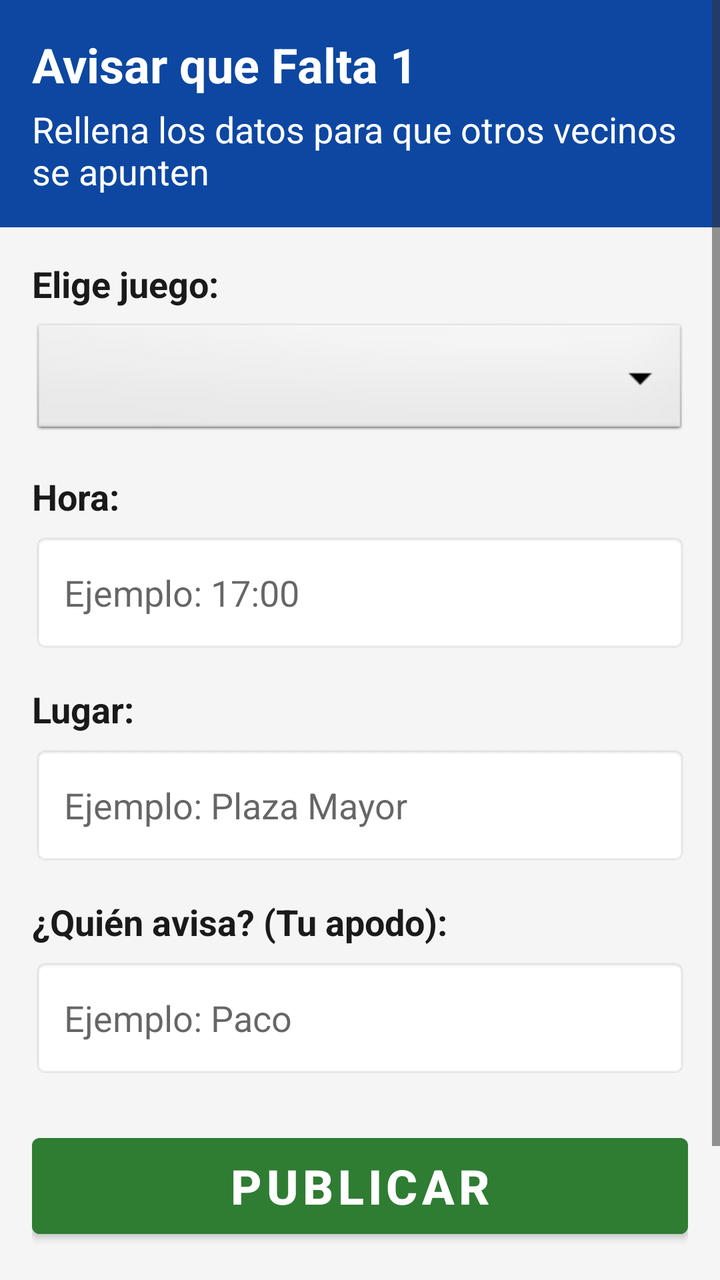
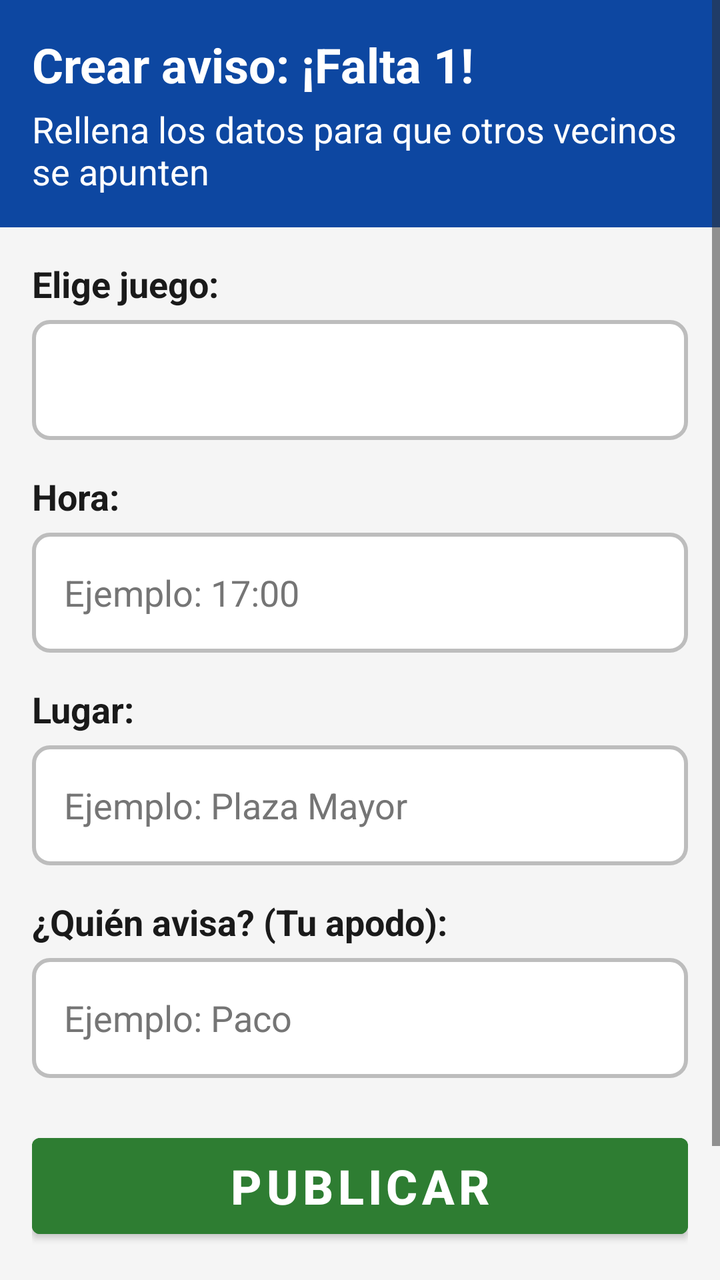

Compare the two renders of this Android layout. The source of the first and the diff that turns it into the second are given below.
<!-- AndroidManifest.xml: application theme Theme.FaltaUno -->
<!-- res/layout/activity_nueva_partida.xml -->
<?xml version="1.0" encoding="utf-8"?>
<ScrollView xmlns:android="http://schemas.android.com/apk/res/android"
    xmlns:tools="http://schemas.android.com/tools"
    android:layout_width="match_parent"
    android:layout_height="match_parent"
    android:fillViewport="true"
    tools:context=".ui.NuevaPartidaActivity">

    <LinearLayout
        android:layout_width="match_parent"
        android:layout_height="wrap_content"
        android:orientation="vertical">

        
        <LinearLayout
            android:layout_width="match_parent"
            android:layout_height="wrap_content"
            android:background="@color/color_primario"
            android:orientation="vertical"
            android:padding="@dimen/padding_general">

            <TextView
                android:layout_width="match_parent"
                android:layout_height="wrap_content"
                android:text="@string/titulo_nueva_partida"
                android:textColor="@color/color_texto_blanco"
                android:textSize="@dimen/texto_titulo"
                android:textStyle="bold" />

            <TextView
                android:layout_width="match_parent"
                android:layout_height="wrap_content"
                android:layout_marginTop="4dp"
                android:text="@string/subtitulo_nueva_partida"
                android:textColor="@color/color_texto_blanco"
                android:textSize="@dimen/texto_base" />

        </LinearLayout>

        
        <LinearLayout
            android:layout_width="match_parent"
            android:layout_height="wrap_content"
            android:orientation="vertical"
            android:padding="@dimen/padding_general">

            
            <TextView
                android:layout_width="match_parent"
                android:layout_height="wrap_content"
                android:text="@string/etiqueta_elige_juego"
                android:textColor="@color/color_texto_principal"
                android:textSize="@dimen/texto_base"
                android:textStyle="bold" />

            <Spinner
                android:id="@+id/spJuegos"
                android:layout_width="match_parent"
                android:layout_height="@dimen/btn_min_tamano"
                android:layout_marginTop="6dp"
                android:layout_marginBottom="@dimen/padding_general"
                android:background="@android:drawable/btn_dropdown"
                android:contentDescription="@string/etiqueta_elige_juego"
                android:paddingStart="@dimen/padding_pequeno"
                android:paddingEnd="@dimen/padding_pequeno" />

            
            <TextView
                android:layout_width="match_parent"
                android:layout_height="wrap_content"
                android:text="@string/etiqueta_hora"
                android:textColor="@color/color_texto_principal"
                android:textSize="@dimen/texto_base"
                android:textStyle="bold" />

            <EditText
                android:id="@+id/etHoraPartida"
                android:layout_width="match_parent"
                android:layout_height="@dimen/btn_min_tamano"
                android:layout_marginTop="6dp"
                android:layout_marginBottom="@dimen/padding_general"
                android:background="@android:drawable/editbox_background"
                android:hint="@string/pista_hora"
                android:importantForAutofill="no"
                android:inputType="time"
                android:paddingStart="@dimen/padding_general"
                android:paddingEnd="@dimen/padding_general"
                android:textColor="@color/color_texto_principal"
                android:textSize="@dimen/texto_base" />

            
            <TextView
                android:layout_width="match_parent"
                android:layout_height="wrap_content"
                android:text="@string/etiqueta_lugar"
                android:textColor="@color/color_texto_principal"
                android:textSize="@dimen/texto_base"
                android:textStyle="bold" />

            <EditText
                android:id="@+id/etLugarPartida"
                android:layout_width="match_parent"
                android:layout_height="@dimen/btn_min_tamano"
                android:layout_marginTop="6dp"
                android:layout_marginBottom="@dimen/padding_general"
                android:background="@android:drawable/editbox_background"
                android:hint="@string/pista_lugar"
                android:importantForAutofill="no"
                android:inputType="textCapWords"
                android:paddingStart="@dimen/padding_general"
                android:paddingEnd="@dimen/padding_general"
                android:textColor="@color/color_texto_principal"
                android:textSize="@dimen/texto_base" />

            
            <TextView
                android:layout_width="match_parent"
                android:layout_height="wrap_content"
                android:text="@string/etiqueta_creador"
                android:textColor="@color/color_texto_principal"
                android:textSize="@dimen/texto_base"
                android:textStyle="bold" />

            <EditText
                android:id="@+id/etCreadorPartida"
                android:layout_width="match_parent"
                android:layout_height="@dimen/btn_min_tamano"
                android:layout_marginTop="6dp"
                android:layout_marginBottom="@dimen/padding_grande"
                android:background="@android:drawable/editbox_background"
                android:hint="@string/pista_creador"
                android:importantForAutofill="no"
                android:inputType="textPersonName"
                android:paddingStart="@dimen/padding_general"
                android:paddingEnd="@dimen/padding_general"
                android:textColor="@color/color_texto_principal"
                android:textSize="@dimen/texto_base" />

            
            <Button
                android:id="@+id/btnPublicarPartida"
                android:layout_width="match_parent"
                android:layout_height="@dimen/btn_min_tamano"
                android:backgroundTint="@color/color_verde_apunto"
                android:text="@string/accion_publicar"
                android:textColor="@color/color_texto_blanco"
                android:textSize="@dimen/texto_titulo"
                android:textStyle="bold" />

            
            <Button
                android:id="@+id/btnVolverAtras"
                android:layout_width="match_parent"
                android:layout_height="@dimen/btn_min_tamano"
                android:layout_marginTop="@dimen/padding_general"
                android:backgroundTint="@color/color_gris_lleno"
                android:text="@string/accion_volver"
                android:textColor="@color/color_texto_blanco"
                android:textSize="@dimen/texto_base" />

        </LinearLayout>

    </LinearLayout>

</ScrollView>
<!-- resources referenced by this layout -->
<resources>
  <color name="color_gris_lleno">#757575</color>
  <color name="color_primario">#0D47A1</color>
  <color name="color_texto_blanco">#FFFFFF</color>
  <color name="color_texto_principal">#1A1A1A</color>
  <color name="color_verde_apunto">#2E7D32</color>
  <dimen name="btn_min_tamano">60dp</dimen>
  <dimen name="padding_general">16dp</dimen>
  <dimen name="padding_grande">24dp</dimen>
  <dimen name="padding_pequeno">8dp</dimen>
  <dimen name="texto_base">18sp</dimen>
  <dimen name="texto_titulo">24sp</dimen>
  <string name="accion_publicar">Publicar</string>
  <string name="accion_volver">Volver atrás</string>
  <string name="etiqueta_creador">¿Quién avisa? (Tu apodo):</string>
  <string name="etiqueta_elige_juego">Elige juego:</string>
  <string name="etiqueta_hora">Hora:</string>
  <string name="etiqueta_lugar">Lugar:</string>
  <string name="pista_creador">Ejemplo: Paco</string>
  <string name="pista_hora">Ejemplo: 17:00</string>
  <string name="pista_lugar">Ejemplo: Plaza Mayor</string>
  <string name="subtitulo_nueva_partida">Rellena los datos para que otros vecinos se apunten</string>
  <string name="titulo_nueva_partida">Avisar que Falta 1</string>
  <style name="Theme.FaltaUno" parent="Theme.MaterialComponents.Light.NoActionBar">
          
          <item name="colorPrimary">@color/color_primario</item>
          <item name="colorPrimaryVariant">@color/color_primario_oscuro</item>
          <item name="colorOnPrimary">@color/color_texto_blanco</item>
  
          
          <item name="colorSecondary">@color/color_secundario</item>
          <item name="colorOnSecondary">@color/color_texto_blanco</item>
  
          
          <item name="android:windowBackground">@color/color_fondo</item>
          <item name="android:textColorPrimary">@color/color_texto_principal</item>
          <item name="android:textColorSecondary">@color/color_texto_secundario</item>
  
          
          <item name="android:statusBarColor">@color/color_primario_oscuro</item>
          <item name="android:windowLightStatusBar">false</item>
      </style>
  <color name="color_primario_oscuro">#002171</color>
  <color name="color_secundario">#1976D2</color>
  <color name="color_fondo">#F5F5F5</color>
  <color name="color_texto_secundario">#333333</color>
</resources>

<!-- the commit's change to res/layout/activity_nueva_partida.xml (unified diff, before → after) -->
@@ -59,10 +59,9 @@
                 android:layout_height="@dimen/btn_min_tamano"
                 android:layout_marginTop="6dp"
                 android:layout_marginBottom="@dimen/padding_general"
-                android:background="@android:drawable/btn_dropdown"
+                android:background="@drawable/fondo_campo"
                 android:contentDescription="@string/etiqueta_elige_juego"
-                android:paddingStart="@dimen/padding_pequeno"
-                android:paddingEnd="@dimen/padding_pequeno" />
+                android:popupBackground="@color/color_fondo_tarjeta" />
 
             
             <TextView
@@ -79,13 +78,14 @@
                 android:layout_height="@dimen/btn_min_tamano"
                 android:layout_marginTop="6dp"
                 android:layout_marginBottom="@dimen/padding_general"
-                android:background="@android:drawable/editbox_background"
+                android:background="@drawable/fondo_campo"
                 android:hint="@string/pista_hora"
                 android:importantForAutofill="no"
                 android:inputType="time"
                 android:paddingStart="@dimen/padding_general"
                 android:paddingEnd="@dimen/padding_general"
                 android:textColor="@color/color_texto_principal"
+                android:textColorHint="@color/color_gris_lleno"
                 android:textSize="@dimen/texto_base" />
 
             
@@ -103,13 +103,14 @@
                 android:layout_height="@dimen/btn_min_tamano"
                 android:layout_marginTop="6dp"
                 android:layout_marginBottom="@dimen/padding_general"
-                android:background="@android:drawable/editbox_background"
+                android:background="@drawable/fondo_campo"
                 android:hint="@string/pista_lugar"
                 android:importantForAutofill="no"
                 android:inputType="textCapWords"
                 android:paddingStart="@dimen/padding_general"
                 android:paddingEnd="@dimen/padding_general"
                 android:textColor="@color/color_texto_principal"
+                android:textColorHint="@color/color_gris_lleno"
                 android:textSize="@dimen/texto_base" />
 
             
@@ -127,13 +128,14 @@
                 android:layout_height="@dimen/btn_min_tamano"
                 android:layout_marginTop="6dp"
                 android:layout_marginBottom="@dimen/padding_grande"
-                android:background="@android:drawable/editbox_background"
+                android:background="@drawable/fondo_campo"
                 android:hint="@string/pista_creador"
                 android:importantForAutofill="no"
                 android:inputType="textPersonName"
                 android:paddingStart="@dimen/padding_general"
                 android:paddingEnd="@dimen/padding_general"
                 android:textColor="@color/color_texto_principal"
+                android:textColorHint="@color/color_gris_lleno"
                 android:textSize="@dimen/texto_base" />
 
             
<!-- resource entries referenced after the edit -->
@@ -1,5 +1,6 @@
 <!-- resources referenced by this layout -->
 <resources>
+  <color name="color_fondo_tarjeta">#FFFFFF</color>
   <color name="color_gris_lleno">#757575</color>
   <color name="color_primario">#0D47A1</color>
   <color name="color_texto_blanco">#FFFFFF</color>
@@ -9,8 +10,34 @@
   <dimen name="padding_general">16dp</dimen>
   <dimen name="padding_grande">24dp</dimen>
   <dimen name="padding_pequeno">8dp</dimen>
+  <color name="color_borde">#BDBDBD</color>
   <dimen name="texto_base">18sp</dimen>
   <dimen name="texto_titulo">24sp</dimen>
+  <!-- drawable fondo_campo (drawable) -->
+  <?xml version="1.0" encoding="utf-8"?>
+  <selector xmlns:android="http://schemas.android.com/apk/res/android">
+  
+      <item android:state_focused="true">
+          <shape android:shape="rectangle">
+              <solid android:color="@color/color_fondo_tarjeta" />
+              <stroke
+                  android:width="3dp"
+                  android:color="@color/color_primario" />
+              <corners android:radius="@dimen/padding_pequeno" />
+          </shape>
+      </item>
+  
+      <item>
+          <shape android:shape="rectangle">
+              <solid android:color="@color/color_fondo_tarjeta" />
+              <stroke
+                  android:width="2dp"
+                  android:color="@color/color_borde" />
+              <corners android:radius="@dimen/padding_pequeno" />
+          </shape>
+      </item>
+  
+  </selector>
   <string name="accion_publicar">Publicar</string>
   <string name="accion_volver">Volver atrás</string>
   <string name="etiqueta_creador">¿Quién avisa? (Tu apodo):</string>
@@ -21,7 +48,7 @@
   <string name="pista_hora">Ejemplo: 17:00</string>
   <string name="pista_lugar">Ejemplo: Plaza Mayor</string>
   <string name="subtitulo_nueva_partida">Rellena los datos para que otros vecinos se apunten</string>
-  <string name="titulo_nueva_partida">Avisar que Falta 1</string>
+  <string name="titulo_nueva_partida">Crear aviso: ¡Falta 1!</string>
   <style name="Theme.FaltaUno" parent="Theme.MaterialComponents.Light.NoActionBar">
           
           <item name="colorPrimary">@color/color_primario</item>
